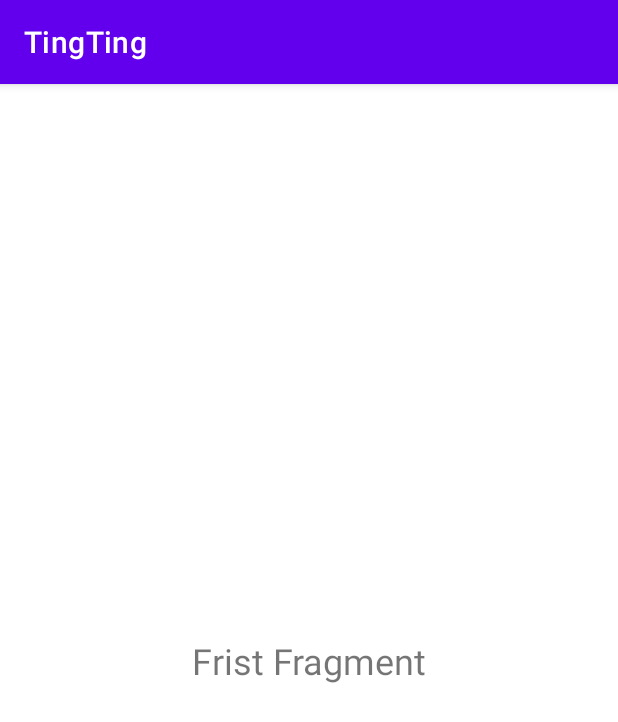
After one commit to NEITGNART/TingTing, an Android app: the fragment FirstFragment shown on its own in the app's theme, on a phone screen of 412 x 824 dp. The commit adds this screen. Shown: the top 722 px of the screen. Run offline under Robolectric (Android 15) with nearby library versions, the phone set to English and light mode, and no system bars.

```diff
--- /dev/null
+++ b/app/src/main/java/com/example/tingting/FirstFragment.kt
@@ -0,0 +1,59 @@
+package com.example.tingting
+
+import android.os.Bundle
+import androidx.fragment.app.Fragment
+import android.view.LayoutInflater
+import android.view.View
+import android.view.ViewGroup
+
+// TODO: Rename parameter arguments, choose names that match
+// the fragment initialization parameters, e.g. ARG_ITEM_NUMBER
+private const val ARG_PARAM1 = "param1"
+private const val ARG_PARAM2 = "param2"
+
+/**
+ * A simple [Fragment] subclass.
+ * Use the [FirstFragment.newInstance] factory method to
+ * create an instance of this fragment.
+ */
+class FirstFragment : Fragment() {
+    // TODO: Rename and change types of parameters
+    private var param1: String? = null
+    private var param2: String? = null
+
+    override fun onCreate(savedInstanceState: Bundle?) {
+        super.onCreate(savedInstanceState)
+        arguments?.let {
+            param1 = it.getString(ARG_PARAM1)
+            param2 = it.getString(ARG_PARAM2)
+        }
+    }
+
+    override fun onCreateView(
+        inflater: LayoutInflater, container: ViewGroup?,
+        savedInstanceState: Bundle?
+    ): View? {
+        // Inflate the layout for this fragment
+        return inflater.inflate(R.layout.fragment_first, container, false)
+    }
+
+    companion object {
+        /**
+         * Use this factory method to create a new instance of
+         * this fragment using the provided parameters.
+         *
+         * @param param1 Parameter 1.
+         * @param param2 Parameter 2.
+         * @return A new instance of fragment FirstFragment.
+         */
+        // TODO: Rename and change types and number of parameters
+        @JvmStatic
+        fun newInstance(param1: String, param2: String) =
+            FirstFragment().apply {
+                arguments = Bundle().apply {
+                    putString(ARG_PARAM1, param1)
+                    putString(ARG_PARAM2, param2)
+                }
+            }
+    }
+}
--- /dev/null
+++ b/app/src/main/res/layout/fragment_first.xml
@@ -0,0 +1,23 @@
+<?xml version="1.0" encoding="utf-8"?>
+<androidx.constraintlayout.widget.ConstraintLayout xmlns:android="http://schemas.android.com/apk/res/android"
+    xmlns:app="http://schemas.android.com/apk/res-auto"
+    xmlns:tools="http://schemas.android.com/tools"
+    android:layout_width="match_parent"
+    android:layout_height="match_parent"
+    tools:context=".FirstFragment">
+
+
+    <TextView
+        android:id="@+id/textView"
+        android:layout_width="wrap_content"
+        android:layout_height="wrap_content"
+        android:text="Frist Fragment"
+        android:textSize="24sp"
+        app:layout_constraintBottom_toBottomOf="parent"
+        app:layout_constraintEnd_toEndOf="parent"
+        app:layout_constraintHorizontal_bias="0.5"
+        app:layout_constraintStart_toStartOf="parent"
+        app:layout_constraintTop_toTopOf="parent" />
+
+
+</androidx.constraintlayout.widget.ConstraintLayout>
--- a/app/src/main/res/values/strings.xml
+++ b/app/src/main/res/values/strings.xml
@@ -1,3 +1,5 @@
 <resources>
     <string name="app_name">TingTing</string>
+    <!-- TODO: Remove or change this placeholder text -->
+    <string name="hello_blank_fragment">Hello blank fragment</string>
 </resources>
```
Also changed, not shown: app/src/main/java/com/example/tingting/FourFragment.kt (added, +59 -0 lines), app/src/main/java/com/example/tingting/MainActivity.kt (+38 -14 lines), app/src/main/java/com/example/tingting/SecondFragment.kt (added, +59 -0 lines), app/src/main/java/com/example/tingting/ThridFragment.kt (added, +59 -0 lines), app/src/main/res/layout/activity_main.xml (+42 -6 lines), app/src/main/res/layout/fragment_four.xml (added, +14 -0 lines), app/src/main/res/layout/fragment_second.xml (added, +21 -0 lines), app/src/main/res/layout/fragment_thrid.xml (added, +21 -0 lines), app/src/main/res/menu/bottom_nav_menu.xml (+19 -5 lines), app/src/main/res/navigation/my_nav.xml (added, +28 -0 lines).
